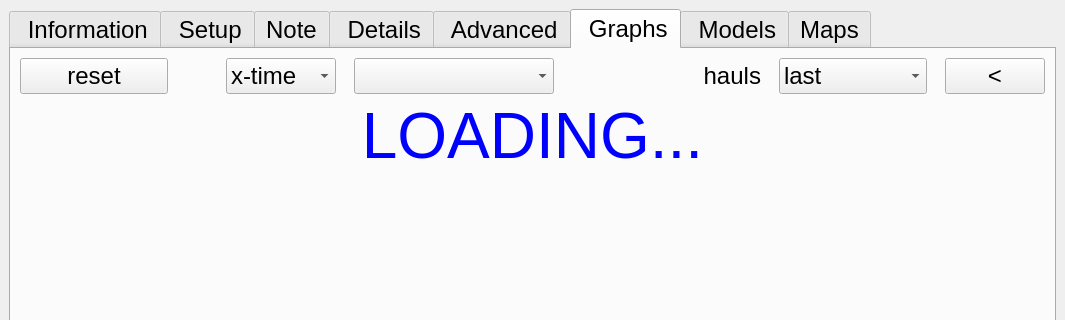
Before: the Qt Designer form ddh/gui/gui.ui in LowellInstruments/ddh5, drawn with Qt 5; both pictures show x 0 to 1065 and y 0 to 320 of the 1065 by 639 pixel window.
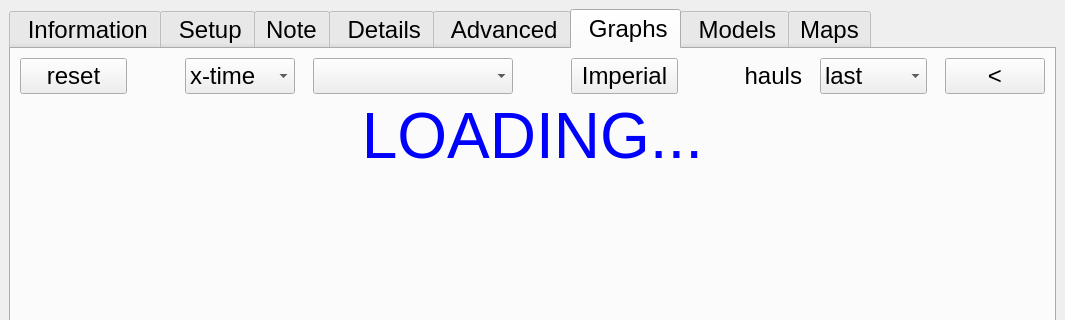
After: the same form once the commit is applied. The open tabs and pages were chosen to show the change. Icons and pictures are not drawn.

```diff
--- a/ddh/gui/gui.ui
+++ b/ddh/gui/gui.ui
@@ -1591,7 +1591,7 @@
        </attribute>
        <layout class="QVBoxLayout" name="verticalLayout_7" stretch="1,0,8">
         <item>
-         <layout class="QHBoxLayout" name="lay_g_h1" stretch="1,0,1,2,0,1,1,1">
+         <layout class="QHBoxLayout" name="lay_g_h1" stretch="1,0,1,2,0,1,1,1,1">
           <property name="spacing">
            <number>18</number>
           </property>
@@ -1661,6 +1661,13 @@
             </property>
            </spacer>
           </item>
+          <item>
+           <widget class="QPushButton" name="btn_plt_units">
+            <property name="text">
+             <string>Imperial</string>
+            </property>
+           </widget>
+          </item>
           <item>
            <widget class="QLabel" name="label_9">
             <property name="text">
```
Left out of the diff: 2 changed lines with no effect on the pictures.
